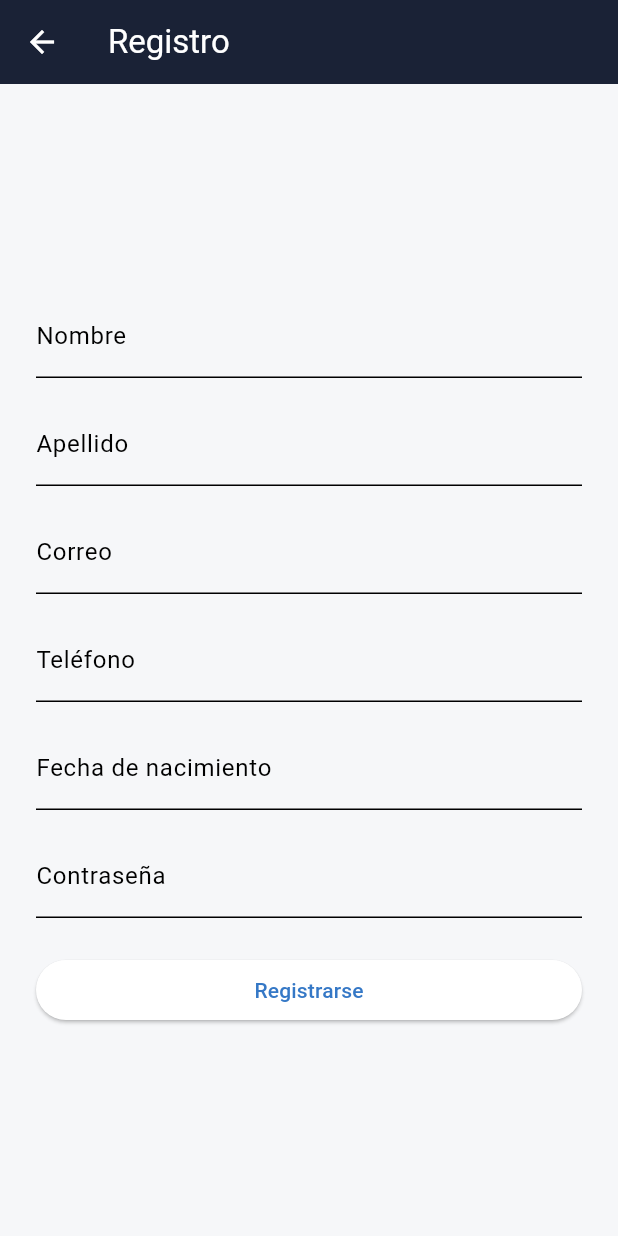
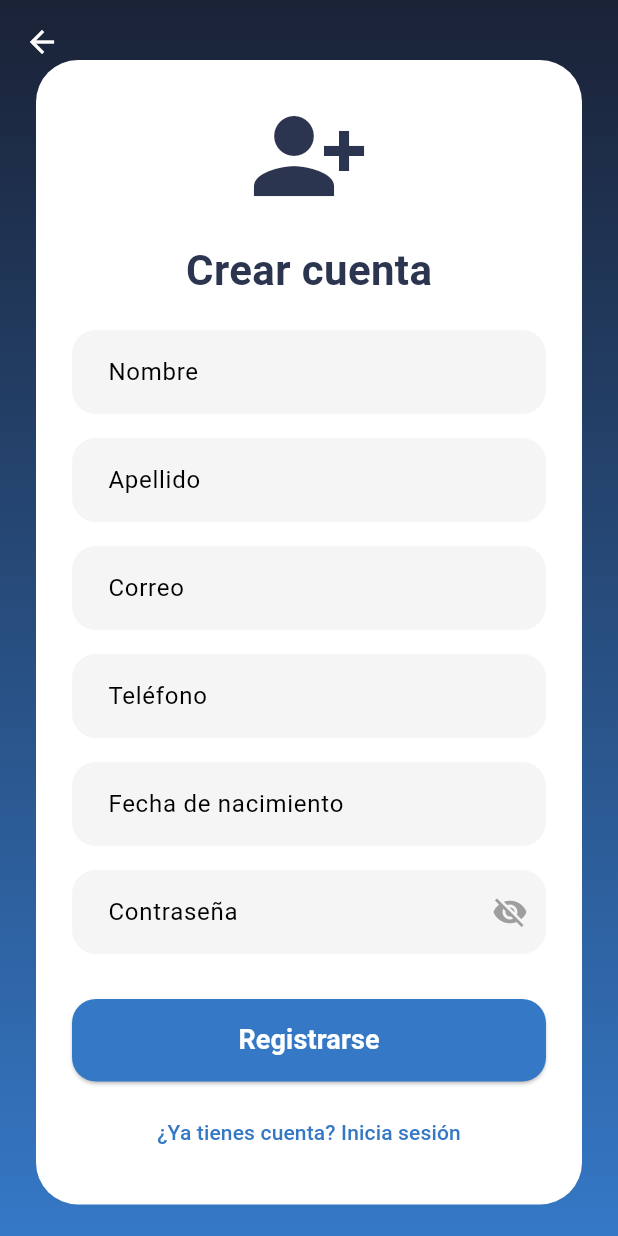
Before and after one commit to Droid636/novaexpress, a Flutter app: the RegisterScreen screen opened by its route, on a phone screen of 412 x 824 dp. Run offline on Flutter 3.47's test engine with Material 3 defaults, Android fonts, the phone set to English and light mode, and no system bars; our stand-ins replace cloud_firestore, dio, firebase_auth, firebase_core, firebase_storage, flutter_riverpod and 5 more; accounts and stored records are empty.

Commit message:
login y diseño del registro

```diff
--- a/lib/screens/login_screen.dart
+++ b/lib/screens/login_screen.dart
@@ -14,6 +14,7 @@ class LoginScreen extends ConsumerStatefulWidget {
 }
 
 class _LoginScreenState extends ConsumerState<LoginScreen> {
+  bool _showPassword = false;
   final _formKey = GlobalKey<FormState>();
   final _emailController = TextEditingController();
   final _passwordController = TextEditingController();
@@ -226,9 +227,26 @@ class _LoginScreenState extends ConsumerState<LoginScreen> {
                               width: 1.0,
                             ),
                           ),
+                          suffixIcon: IconButton(
+                            icon: Icon(
+                              _showPassword
+                                  ? Icons.visibility
+                                  : Icons.visibility_off,
+                              color:
+                                  Theme.of(context).brightness ==
+                                      Brightness.dark
+                                  ? Colors.white70
+                                  : Colors.grey,
+                            ),
+                            onPressed: () {
+                              setState(() {
+                                _showPassword = !_showPassword;
+                              });
+                            },
+                          ),
                         ),
                         validator: Validators.password,
-                        obscureText: true,
+                        obscureText: !_showPassword,
                         style: TextStyle(color: textColor),
                       ),
                       const SizedBox(height: 24),
--- a/lib/screens/register_screen.dart
+++ b/lib/screens/register_screen.dart
@@ -2,6 +2,7 @@ import 'package:flutter/material.dart';
 import 'package:flutter_riverpod/flutter_riverpod.dart';
 import '../utils/validators.dart';
 import '../services/auth_providers.dart';
+import '../app_theme.dart';
 
 class RegisterScreen extends ConsumerStatefulWidget {
   const RegisterScreen({super.key});
@@ -11,6 +12,7 @@ class RegisterScreen extends ConsumerStatefulWidget {
 }
 
 class _RegisterScreenState extends ConsumerState<RegisterScreen> {
+    bool _showPassword = false;
   final _formKey = GlobalKey<FormState>();
 
   final _nameController = TextEditingController();
@@ -95,57 +97,91 @@ class _RegisterScreenState extends ConsumerState<RegisterScreen> {
 
   @override
   Widget build(BuildContext context) {
+    final isDark = Theme.of(context).brightness == Brightness.dark;
+
     return Scaffold(
-      appBar: AppBar(title: const Text('Registro')),
-      body: Center(
+      extendBodyBehindAppBar: true,
+      appBar: AppBar(
+        title: const SizedBox.shrink(),
+        backgroundColor: Colors.transparent,
+        elevation: 0,
+      ),
+      body: Container(
+        width: double.infinity,
+        height: double.infinity,
+        decoration: BoxDecoration(
+          gradient: LinearGradient(
+            begin: Alignment.topCenter,
+            end: Alignment.bottomCenter,
+            colors: [AppTheme.navBackground, AppTheme.navSelected],
+          ),
+        ),
+        child: Center(
           child: SingleChildScrollView(
+            padding: const EdgeInsets.symmetric(horizontal: 24, vertical: 40),
+            child: Container(
               padding: const EdgeInsets.all(24),
+              decoration: BoxDecoration(
+                color: isDark
+                    ? AppTheme.navBackground.withOpacity(0.9)
+                    : Colors.white,
+                borderRadius: BorderRadius.circular(28),
+              ),
               child: Form(
                 key: _formKey,
                 child: Column(
                   mainAxisSize: MainAxisSize.min,
                   children: [
-                // Nombre
-                TextFormField(
+                    Icon(
+                      Icons.person_add_alt_1,
+                      color: isDark ? Colors.white : AppTheme.categoryChipText,
+                      size: 80,
+                    ),
+                    const SizedBox(height: 16),
+                    Text(
+                      'Crear cuenta',
+                      style: TextStyle(
+                        fontSize: 28,
+                        fontWeight: FontWeight.bold,
+                        color: isDark
+                            ? Colors.white
+                            : AppTheme.categoryChipText,
+                      ),
+                    ),
+                    const SizedBox(height: 20),
+
+                    _buildTextField(
                       controller: _nameController,
-                  decoration: const InputDecoration(labelText: 'Nombre'),
+                      label: 'Nombre',
                       validator: Validators.name,
+                      isDark: isDark,
+                    ),
+                    const SizedBox(height: 16),
+                    _buildTextField(
+                      controller: _lastNameController,
+                      label: 'Apellido',
+                      validator: Validators.name,
+                      isDark: isDark,
+                    ),
+                    const SizedBox(height: 16),
+                    _buildTextField(
+                      controller: _emailController,
+                      label: 'Correo',
+                      validator: Validators.email,
+                      keyboardType: TextInputType.emailAddress,
+                      isDark: isDark,
+                    ),
+                    const SizedBox(height: 16),
+                    _buildTextField(
+                      controller: _phoneController,
+                      label: 'Teléfono',
+                      validator: Validators.phone,
+                      keyboardType: TextInputType.phone,
+                      isDark: isDark,
                     ),
                     const SizedBox(height: 16),
 
-                // Apellido
-                TextFormField(
-                  controller: _lastNameController,
-                  decoration: const InputDecoration(labelText: 'Apellido'),
-                  validator: Validators.name,
-                ),
-                const SizedBox(height: 16),
-
-                // Email
-                TextFormField(
-                  controller: _emailController,
-                  decoration: const InputDecoration(labelText: 'Correo'),
-                  validator: Validators.email,
-                  keyboardType: TextInputType.emailAddress,
-                ),
-                const SizedBox(height: 16),
-
-                // Teléfono
-                TextFormField(
-                  controller: _phoneController,
-                  decoration: const InputDecoration(labelText: 'Teléfono'),
-                  keyboardType: TextInputType.phone,
-                  validator: Validators.phone,
-                ),
-                const SizedBox(height: 16),
-
-                // Fecha de nacimiento
-                TextFormField(
-                  readOnly: true,
-                  decoration: InputDecoration(
-                    labelText: 'Fecha de nacimiento',
-                    hintText: _birthDateText(),
-                  ),
+                    GestureDetector(
                       onTap: () async {
                         final date = await showDatePicker(
                           context: context,
@@ -153,32 +189,71 @@ class _RegisterScreenState extends ConsumerState<RegisterScreen> {
                           firstDate: DateTime(1900),
                           lastDate: DateTime.now(),
                         );
-                    if (date != null) {
-                      setState(() => _birthDate = date);
-                    }
+                        if (date != null) setState(() => _birthDate = date);
                       },
-                  validator: (_) => _birthDate == null
-                      ? 'Selecciona tu fecha de nacimiento'
-                      : null,
+                      child: AbsorbPointer(
+                        child: _buildTextField(
+                          controller: TextEditingController(
+                            text: _birthDate == null ? "" : _birthDateText(),
+                          ),
+                          label: 'Fecha de nacimiento',
+                          isDark: isDark,
+                          validator: (_) =>
+                              _birthDate == null ? 'Requerido' : null,
+                        ),
+                      ),
                     ),
                     const SizedBox(height: 16),
-
-                // Password
-                TextFormField(
+                    _buildTextField(
                       controller: _passwordController,
-                  decoration: const InputDecoration(labelText: 'Contraseña'),
+                      label: 'Contraseña',
                       validator: Validators.password,
-                  obscureText: true,
+                      obscureText: !_showPassword,
+                      isDark: isDark,
+                      suffixIcon: IconButton(
+                        icon: Icon(
+                          _showPassword ? Icons.visibility : Icons.visibility_off,
+                          color: isDark ? Colors.white70 : Colors.grey,
                         ),
-                const SizedBox(height: 24),
+                        onPressed: () {
+                          setState(() {
+                            _showPassword = !_showPassword;
+                          });
+                        },
+                      ),
+                    ),
+                    const SizedBox(height: 30),
 
                     _isLoading
                         ? const CircularProgressIndicator()
                         : SizedBox(
                             width: double.infinity,
+                            height: 55,
                             child: ElevatedButton(
+                              style: ElevatedButton.styleFrom(
+                                backgroundColor: AppTheme.navSelected,
+                                foregroundColor: Colors.white,
+                                shape: RoundedRectangleBorder(
+                                  borderRadius: BorderRadius.circular(16),
+                                ),
+                              ),
                               onPressed: _submit,
-                          child: const Text('Registrarse'),
+                              child: const Text(
+                                'Registrarse',
+                                style: TextStyle(
+                                  fontSize: 18,
+                                  fontWeight: FontWeight.bold,
+                                ),
+                              ),
+                            ),
+                          ),
+                    const SizedBox(height: 10),
+                    TextButton(
+                      onPressed: () =>
+                          Navigator.of(context).pushReplacementNamed('/login'),
+                      child: Text(
+                        '¿Ya tienes cuenta? Inicia sesión',
+                        style: TextStyle(color: AppTheme.navSelected),
                       ),
                     ),
                   ],
@@ -186,6 +261,44 @@ class _RegisterScreenState extends ConsumerState<RegisterScreen> {
               ),
             ),
           ),
+        ),
+      ),
+    );
+  }
+
+  Widget _buildTextField({
+    required TextEditingController controller,
+    required String label,
+    required bool isDark,
+    String? Function(String?)? validator,
+    TextInputType keyboardType = TextInputType.text,
+    bool obscureText = false,
+    Widget? suffixIcon,
+  }) {
+    return TextFormField(
+      controller: controller,
+      validator: validator,
+      keyboardType: keyboardType,
+      obscureText: obscureText,
+      style: TextStyle(
+        color: isDark ? Colors.white : AppTheme.categoryChipText,
+      ),
+      decoration: InputDecoration(
+        labelText: label,
+        filled: true,
+        fillColor: isDark
+            ? Colors.white.withOpacity(0.05)
+            : Colors.grey.shade100,
+        contentPadding: const EdgeInsets.symmetric(
+          vertical: 16,
+          horizontal: 20,
+        ),
+        border: OutlineInputBorder(
+          borderRadius: BorderRadius.circular(16),
+          borderSide: BorderSide.none,
+        ),
+        suffixIcon: suffixIcon,
+      ),
     );
   }
 }
```
Lines whose indentation alone changed are shown as unchanged.
